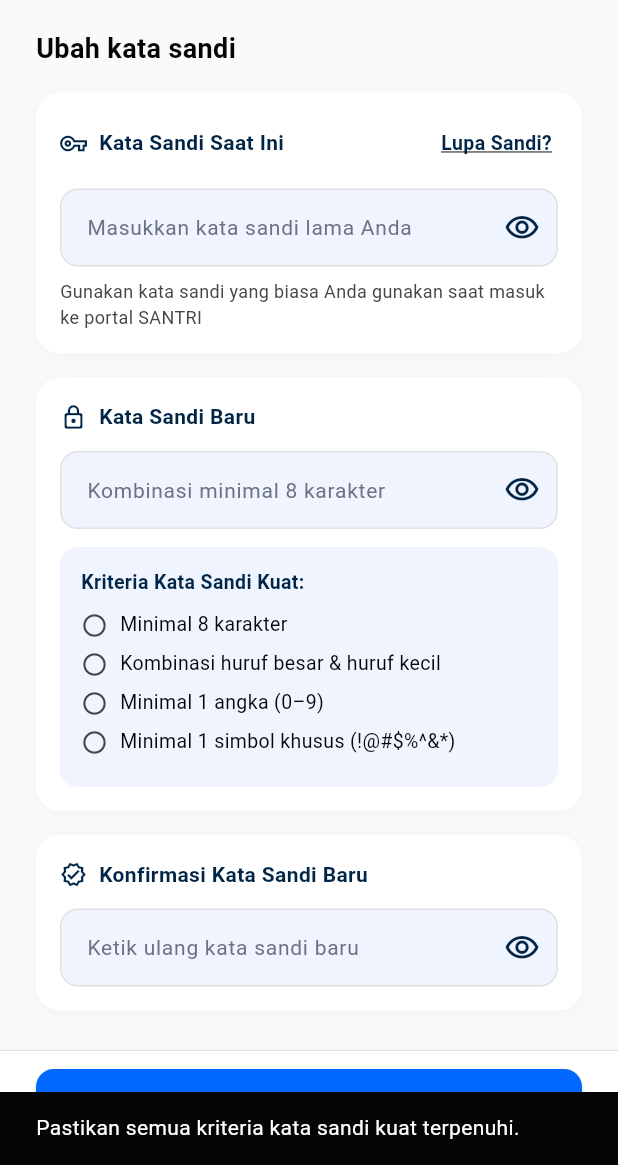
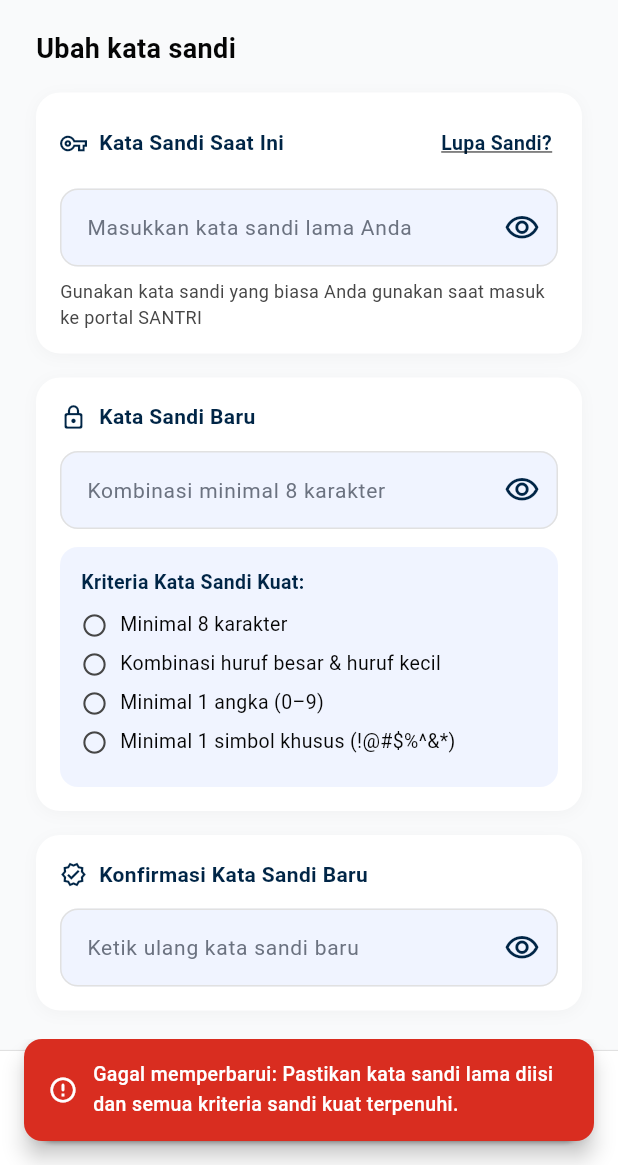
Before and after one commit to Alfredrown/santri_skripsi, a Flutter app: the UbahKataSandiScreen screen opened by its route, after a tap on "Lanjutkan", on a phone screen of 412 x 824 dp, the part 71-1236 px from its top. Run offline on Flutter 3.47's test engine with Material 3 defaults, Android fonts, the phone set to English and light mode, and no system bars; our stand-ins replace flutter_riverpod, flutter_svg, gap, go_router, material_ui.

Commit message:
feat: add accessible AppToast for error and success feedback across flows

```diff
--- /dev/null
+++ b/lib/core/widgets/app_toast.dart
@@ -0,0 +1,80 @@
+import 'package:gap/gap.dart';
+import 'package:material_ui/material_ui.dart';
+import '../accessibility/a11y_announcer.dart';
+import '../theme/app_colors.dart';
+
+/// Accessible floating toast helper for error, warning, and success feedback.
+/// Announces messages to Android TalkBack & iOS VoiceOver automatically.
+abstract final class AppToast {
+  static void showError(BuildContext context, String message) {
+    _show(
+      context,
+      message: message,
+      backgroundColor: AppColors.danger,
+      icon: Icons.error_outline_rounded,
+    );
+  }
+
+  static void showSuccess(BuildContext context, String message) {
+    _show(
+      context,
+      message: message,
+      backgroundColor: AppColors.success,
+      icon: Icons.check_circle_outline_rounded,
+    );
+  }
+
+  static void showInfo(BuildContext context, String message) {
+    _show(
+      context,
+      message: message,
+      backgroundColor: AppColors.primaryNavy,
+      icon: Icons.info_outline_rounded,
+    );
+  }
+
+  static void _show(
+    BuildContext context, {
+    required String message,
+    required Color backgroundColor,
+    required IconData icon,
+  }) {
+    A11yAnnouncer.announce(context, message);
+
+    final messenger = ScaffoldMessenger.maybeOf(context);
+    if (messenger == null) return;
+
+    messenger
+      ..hideCurrentSnackBar()
+      ..showSnackBar(
+        SnackBar(
+          behavior: SnackBarBehavior.floating,
+          backgroundColor: backgroundColor,
+          margin: const EdgeInsets.fromLTRB(16, 0, 16, 16),
+          shape: RoundedRectangleBorder(
+            borderRadius: BorderRadius.circular(12),
+          ),
+          duration: const Duration(seconds: 3),
+          content: Semantics(
+            liveRegion: true,
+            child: Row(
+              children: [
+                Icon(icon, color: Colors.white, size: 20),
+                const Gap(10),
+                Expanded(
+                  child: Text(
+                    message,
+                    style: const TextStyle(
+                      color: Colors.white,
+                      fontSize: 13,
+                      fontWeight: FontWeight.w500,
+                    ),
+                  ),
+                ),
+              ],
+            ),
+          ),
+        ),
+      );
+  }
+}
--- a/lib/features/settings/presentation/screens/ubah_kata_sandi_screen.dart
+++ b/lib/features/settings/presentation/screens/ubah_kata_sandi_screen.dart
@@ -3,6 +3,7 @@ import 'package:material_ui/material_ui.dart';
 import '../../../../core/accessibility/a11y_announcer.dart';
 import '../../../../core/accessibility/a11y_constants.dart';
 import '../../../../core/theme/app_colors.dart';
+import '../../../../core/widgets/app_toast.dart';
 import '../../../../core/widgets/secondary_page_header.dart';
 
 class UbahKataSandiScreen extends StatefulWidget {
@@ -43,35 +44,22 @@ class _UbahKataSandiScreenState extends State<UbahKataSandiScreen> {
         !_hasUpperAndLower ||
         !_hasNumber ||
         !_hasSymbol) {
-      A11yAnnouncer.announce(
+      AppToast.showError(
         context,
-        'Kata sandi baru belum memenuhi seluruh kriteria keamanan.',
-      );
-      ScaffoldMessenger.of(context).showSnackBar(
-        const SnackBar(
-          content: Text('Pastikan semua kriteria kata sandi kuat terpenuhi.'),
-        ),
+        'Gagal memperbarui: Pastikan kata sandi lama diisi dan semua kriteria sandi kuat terpenuhi.',
       );
       return;
     }
 
     if (_newController.text != _confirmController.text) {
-      A11yAnnouncer.announce(
+      AppToast.showError(
         context,
-        'Konfirmasi kata sandi baru tidak cocok.',
-      );
-      ScaffoldMessenger.of(context).showSnackBar(
-        const SnackBar(
-          content: Text('Konfirmasi kata sandi tidak cocok.'),
-        ),
+        'Gagal memperbarui: Konfirmasi kata sandi baru tidak cocok.',
       );
       return;
     }
 
-    A11yAnnouncer.announce(context, 'Kata sandi berhasil diperbarui.');
-    ScaffoldMessenger.of(context).showSnackBar(
-      const SnackBar(content: Text('Kata sandi berhasil diperbarui!')),
-    );
+    AppToast.showSuccess(context, 'Kata sandi berhasil diperbarui!');
   }
 
   @override
```
Also changed, not shown: lib/features/booking/presentation/screens/booking_step2_dokter_screen.dart (+14 -8 lines), lib/features/booking/presentation/screens/booking_step3_jadwal_screen.dart (+21 -9 lines), lib/features/booking/presentation/screens/booking_step4_pasien_screen.dart (+14 -9 lines), lib/features/settings/presentation/screens/kritik_saran_screen.dart (+5 -15 lines).
